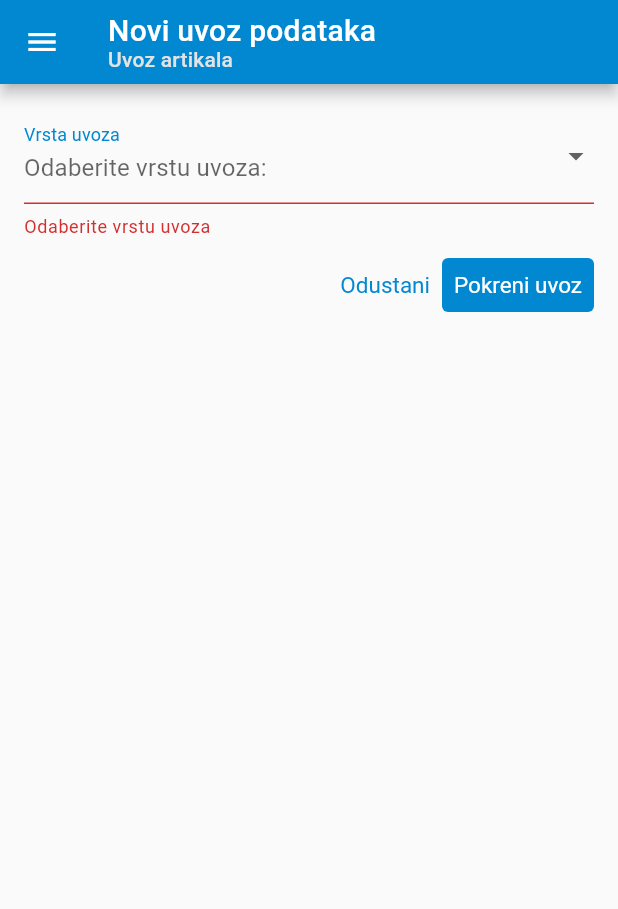
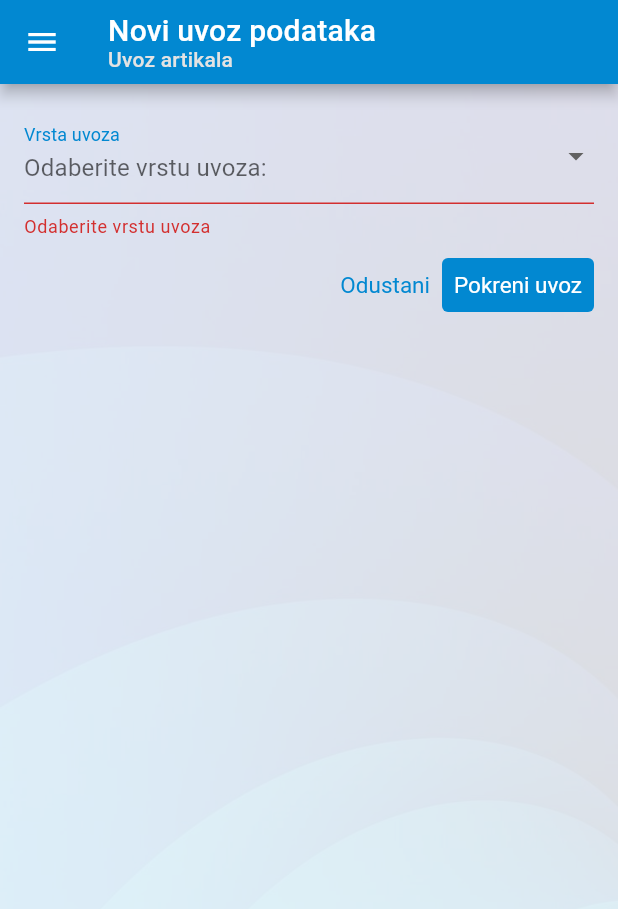
Before and after one commit to zeljko94/inventura-flutter-master, a Flutter app: the AddEditDataImportScreen screen opened by its route, after a tap on "Pokreni uvoz", on a phone screen of 412 x 824 dp. Shown: the top 909 px of the screen. Run offline on Flutter 3.47's test engine with Material 2 defaults, Android fonts, the phone set to English and light mode, and no system bars; our stand-ins replace csv, file_picker, flutter_typeahead, open_file, permission_handler, sqflite; missing offline and left inert: flutter_downloader; accounts and stored records are empty.

Commit message:
background image

```diff
--- a/lib/common/color_palette.dart
+++ b/lib/common/color_palette.dart
@@ -134,4 +134,7 @@ class ColorPalette {
     800: const Color(0xff757575), //90%
     900: const Color(0xff757575), //100%
   });
+
+  static const String backgroundImagePath = 'assets/images/background4.jpg';
+  static const double backgroundImageOpacity = 0.13;
 }
--- a/lib/screens/artikli/add_edit_artikl_screen.dart
+++ b/lib/screens/artikli/add_edit_artikl_screen.dart
@@ -74,8 +74,8 @@ class _AddEditArtiklScreenState extends State<AddEditArtiklScreen> {
         return DecoratedBox(
           decoration: BoxDecoration(
             image: DecorationImage(
-              colorFilter: new ColorFilter.mode(Colors.black.withOpacity(0.3), BlendMode.dstATop),
-              image: AssetImage("assets/images/background2.jpg"),
+              colorFilter: new ColorFilter.mode(Colors.black.withOpacity(ColorPalette.backgroundImageOpacity), BlendMode.dstATop),
+              image: AssetImage(ColorPalette.backgroundImagePath),
               fit: BoxFit.cover),
           ),
           child: Padding(
--- a/lib/screens/artikli/artikli.dart
+++ b/lib/screens/artikli/artikli.dart
@@ -51,8 +51,8 @@ class _ArtikliScreenState extends State<ArtikliScreen> {
     return DecoratedBox(
       decoration: BoxDecoration(
         image: DecorationImage(
-          colorFilter: new ColorFilter.mode(Colors.black.withOpacity(0.33), BlendMode.dstATop),
-          image: AssetImage("assets/images/background2.jpg"),
+          colorFilter: new ColorFilter.mode(Colors.black.withOpacity(ColorPalette.backgroundImageOpacity), BlendMode.dstATop),
+          image: AssetImage(ColorPalette.backgroundImagePath),
            fit: BoxFit.cover),
       ),
       child: Column(
--- a/lib/screens/import_data/add_edit_data_import_screen.dart
+++ b/lib/screens/import_data/add_edit_data_import_screen.dart
@@ -53,7 +53,14 @@ class _AddEditDataImportScreenState extends State<AddEditDataImportScreen> {
 
   _buildBody() {
     return StatefulBuilder(builder: (context, setState) {
-      return Padding(
+      return DecoratedBox(
+      decoration: BoxDecoration(
+        image: DecorationImage(
+          colorFilter: new ColorFilter.mode(Colors.black.withOpacity(ColorPalette.backgroundImageOpacity), BlendMode.dstATop),
+          image: AssetImage(ColorPalette.backgroundImagePath),
+          fit: BoxFit.cover),
+      ),
+        child: Padding(
             padding: const EdgeInsets.all(16.0),
             child: Column(
               children: [
@@ -193,6 +200,7 @@ class _AddEditDataImportScreenState extends State<AddEditDataImportScreen> {
               ]),
             )
             ],),
+          ),
       );
     });
   }
--- a/lib/screens/liste/add_edit_dodani_artikl.dart
+++ b/lib/screens/liste/add_edit_dodani_artikl.dart
@@ -83,8 +83,8 @@ class _AddEditDodaniArtiklState extends State<AddEditDodaniArtikl> {
         return DecoratedBox(
       decoration: BoxDecoration(
         image: DecorationImage(
-          colorFilter: new ColorFilter.mode(Colors.black.withOpacity(0.3), BlendMode.dstATop),
-          image: AssetImage("assets/images/background2.jpg"),
+          colorFilter: new ColorFilter.mode(Colors.black.withOpacity(ColorPalette.backgroundImageOpacity), BlendMode.dstATop),
+          image: AssetImage(ColorPalette.backgroundImagePath),
           fit: BoxFit.cover),
       ),
           child: Padding(
--- a/lib/screens/liste/liste.dart
+++ b/lib/screens/liste/liste.dart
@@ -57,8 +57,8 @@ class _ListeScreenState extends State<ListeScreen> {
     return DecoratedBox(
       decoration: BoxDecoration(
         image: DecorationImage(
-          colorFilter: new ColorFilter.mode(Colors.black.withOpacity(0.3), BlendMode.dstATop),
-          image: AssetImage("assets/images/background2.jpg"),
+          colorFilter: new ColorFilter.mode(Colors.black.withOpacity(ColorPalette.backgroundImageOpacity), BlendMode.dstATop),
+          image: AssetImage(ColorPalette.backgroundImagePath),
           fit: BoxFit.cover),
       ),
       child: Column(
```
Also changed, not shown: lib/screens/export_data/export_data_screen.dart (+9 -1 lines), lib/screens/settings/settings.dart (+10 -2 lines), assets/images/background3.jpg (added), assets/images/background4.jpg (added), assets/images/background5.jpg (added). Lines whose indentation alone changed are shown as unchanged.
